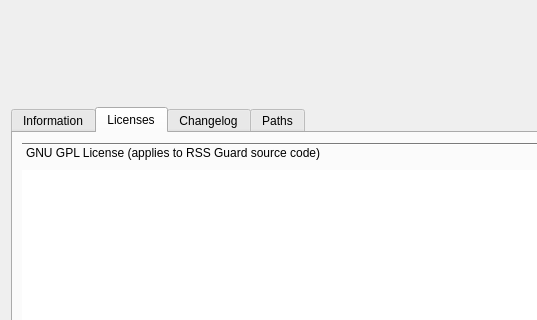
martinrotter/rssguard, file src/gui/formabout.ui: the form before one commit; both pictures show x 0 to 537 and y 0 to 320 of the 727 by 446 pixel window.
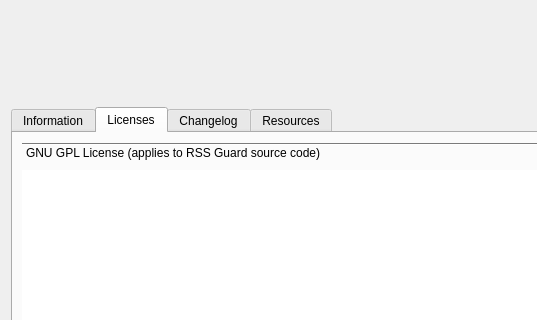
The form after the commit. The open tabs and pages were chosen to show the change.

```diff
--- a/src/gui/formabout.ui
+++ b/src/gui/formabout.ui
@@ -342,7 +342,7 @@
      </widget>
      <widget class="QWidget" name="m_tabPaths">
       <attribute name="title">
-       <string>Paths</string>
+       <string>Resources</string>
       </attribute>
       <layout class="QFormLayout" name="formLayout">
        <item row="0" column="0">
```
Left out of the diff: 48 changed lines with no effect on the pictures.
